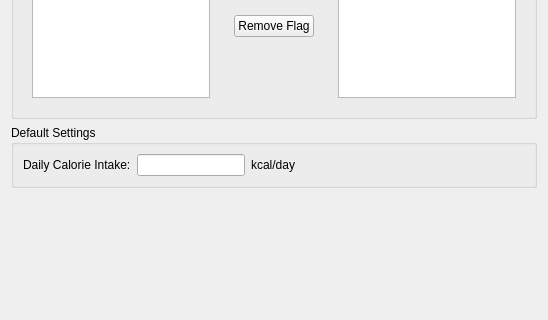
This is gui/user_requirements_editor.ui in JamesAIzzard/codiet as Qt 5 draws it before an edit; both pictures show x 0 to 548 and y 162 to 482 of the 548 by 482 pixel window. The edited form follows.
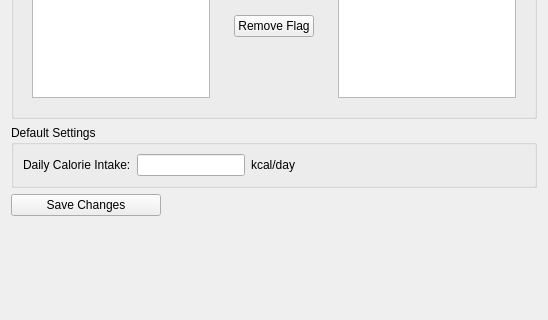
This is the edited form.

What changed in the file:
```diff
--- a/gui/user_requirements_editor.ui
+++ b/gui/user_requirements_editor.ui
@@ -227,6 +227,25 @@
      </layout>
     </widget>
    </item>
+   <item>
+    <widget class="QPushButton" name="btn_save_changes">
+     <property name="sizePolicy">
+      <sizepolicy hsizetype="Fixed" vsizetype="Fixed">
+       <horstretch>0</horstretch>
+       <verstretch>0</verstretch>
+      </sizepolicy>
+     </property>
+     <property name="maximumSize">
+      <size>
+       <width>150</width>
+       <height>16777215</height>
+      </size>
+     </property>
+     <property name="text">
+      <string>Save Changes</string>
+     </property>
+    </widget>
+   </item>
    <item>
     <spacer name="verticalSpacer_3">
      <property name="orientation">
```
